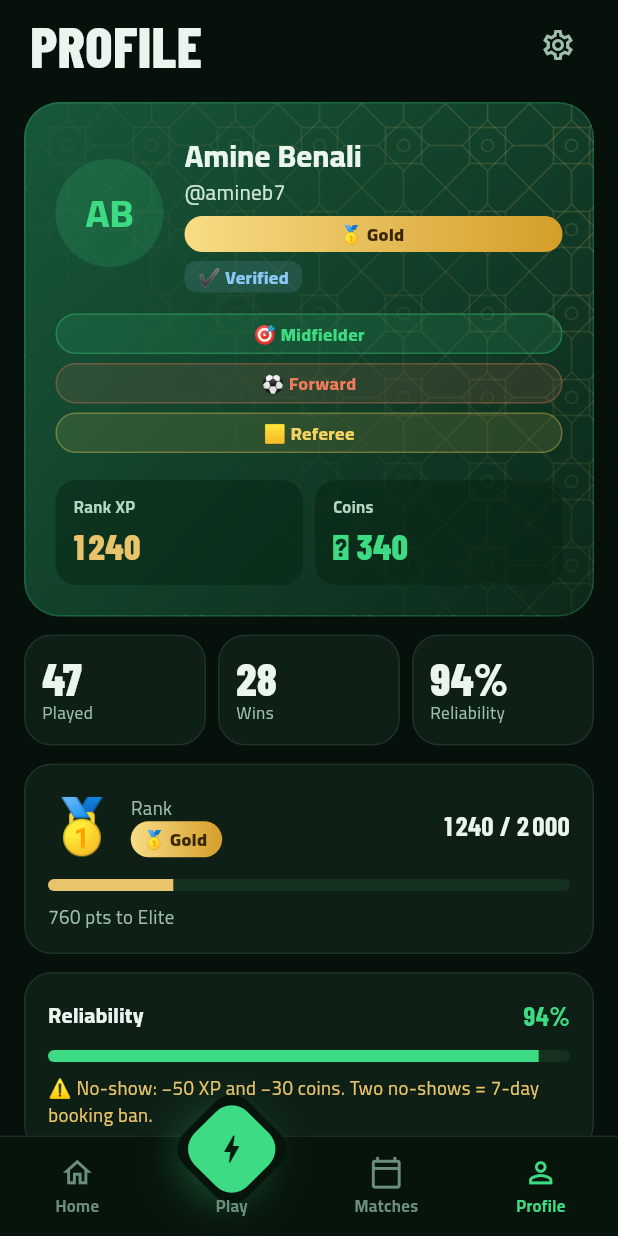
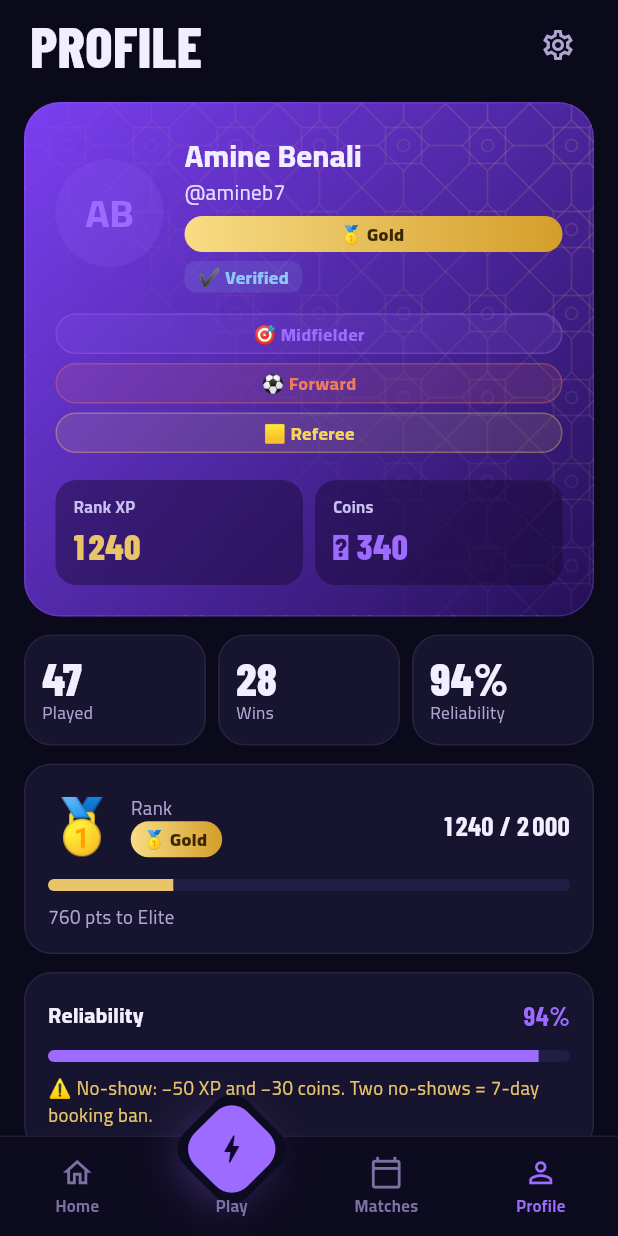
Before and after one commit to shwailbmg-cyber/matchiko, a Flutter app: the ProfileScreen screen opened by its route, on a phone screen of 412 x 824 dp. Run offline on Flutter 3.47's test engine with Material 3 defaults, Android fonts, the phone set to English and light mode, and no system bars; our stand-ins replace go_router, google_sign_in, shared_preferences, supabase_flutter; accounts and stored records are empty; generated files the repository leaves out were written again.

Commit message:
Switch brand color to electric violet (blue–magenta)
New MkColors palette: violet primary, blue→violet→magenta hero gradient,
indigo-black neutrals. The football pitch keeps its turf green.

Co-Authored-By: Claude Opus 5.5 <noreply@anthropic.com>
Claude-Session: https://claude.ai/code/session_01Rd8kB6ozqrM9GheNi3ECdu

```diff
--- a/app/lib/ui/core/theme/mk_colors.dart
+++ b/app/lib/ui/core/theme/mk_colors.dart
@@ -1,26 +1,45 @@
 import 'package:flutter/material.dart';
 
-/// Design tokens from the Claude Design prototype (`design/prototype/Matchiko.html`).
+/// Design tokens. Brand: electric violet, between blue and magenta, on
+/// indigo-black. The football pitch keeps its turf green (see PitchTurf).
 abstract final class MkColors {
-  static const bg = Color(0xFF06110B);
-  static const bg2 = Color(0xFF0A1A10);
-  static const card = Color(0xFF0E2016);
-  static const card2 = Color(0xFF15301F);
-  static const nav = Color(0xFF07140C);
-  static const text = Color(0xFFEAF5EE);
-  static const sub = Color(0xFF9DBFA9);
-  static const faint = Color(0xFF6B8F7A);
-  static const brand = Color(0xFF1A6B3C);
-  static const lime = Color(0xFF3DDC84);
-  static const ink = Color(0xFF04200F);
+  static const bg = Color(0xFF0B0A1A);
+  static const bg2 = Color(0xFF110F26);
+  static const card = Color(0xFF17142F);
+  static const card2 = Color(0xFF221D44);
+  static const nav = Color(0xFF0D0B20);
+  static const text = Color(0xFFF1EEFF);
+  static const sub = Color(0xFFADA6D2);
+  static const faint = Color(0xFF7A72A3);
+
+  /// Primary action color (buttons, active tab, progress).
+  static const primary = Color(0xFF9D6BFF);
+
+  /// Text on [primary].
+  static const ink = Color(0xFF14072E);
+
+  /// Hero gradient: blue → violet → magenta, dark at the bottom.
+  static const heroBlue = Color(0xFF3D5BFF);
+  static const heroViolet = Color(0xFF7B3FF2);
+  static const heroMagenta = Color(0xFFB0309E);
+  static const heroDeep = Color(0xFF241056);
+
+  /// Light text on hero gradients.
+  static const tint = Color(0xFFE4DCFF);
+  static const tint2 = Color(0xFFC9C0F0);
+
+  /// Football turf stripes (the pitch stays green).
+  static const turf = Color(0xFF1A6B3C);
+  static const turf2 = Color(0xFF1D7542);
+
   static const sand = Color(0xFFE9C46A);
   static const terra = Color(0xFFEF7B5A);
   static const red = Color(0xFFF06464);
   static const blue = Color(0xFF8CC8F5);
 
-  /// rgba(190,255,210,.09) and .18 — thin card borders.
-  static const line = Color(0x17BEFFD2);
-  static const line2 = Color(0x2EBEFFD2);
+  /// Thin card borders (violet-white at 9% and 18%).
+  static const line = Color(0x17D2C8FF);
+  static const line2 = Color(0x2ED2C8FF);
 }
 
 abstract final class MkRadius {
--- a/app/lib/ui/core/theme/mk_theme.dart
+++ b/app/lib/ui/core/theme/mk_theme.dart
@@ -23,7 +23,7 @@ TextStyle mkDisplay(BuildContext context, {double size = 40}) {
 ThemeData buildMkTheme() {
   const scheme = ColorScheme.dark(
     surface: MkColors.bg,
-    primary: MkColors.lime,
+    primary: MkColors.primary,
     onPrimary: MkColors.ink,
     secondary: MkColors.sand,
     error: MkColors.red,
@@ -52,7 +52,7 @@ ThemeData buildMkTheme() {
     ),
     filledButtonTheme: FilledButtonThemeData(
       style: FilledButton.styleFrom(
-        backgroundColor: MkColors.lime,
+        backgroundColor: MkColors.primary,
         foregroundColor: MkColors.ink,
         disabledBackgroundColor: MkColors.card2,
         disabledForegroundColor: MkColors.faint,
@@ -91,7 +91,7 @@ ThemeData buildMkTheme() {
       ),
       focusedBorder: OutlineInputBorder(
         borderRadius: BorderRadius.circular(14),
-        borderSide: const BorderSide(color: MkColors.lime),
+        borderSide: const BorderSide(color: MkColors.primary),
       ),
     ),
     bottomSheetTheme: const BottomSheetThemeData(
--- a/app/lib/ui/core/widgets/mk_nav_bar.dart
+++ b/app/lib/ui/core/widgets/mk_nav_bar.dart
@@ -10,7 +10,7 @@ class MkNavItem {
   final IconData icon;
   final String label;
 
-  /// The center Play button: a lime rotated square raised above the bar.
+  /// The center Play button: a primary-color rotated square raised above the bar.
   final bool diamond;
 }
 
@@ -52,7 +52,7 @@ class MkNavBar extends StatelessWidget {
   }
 
   Widget _button(MkNavItem item, bool on, VoidCallback tap) {
-    final color = on ? MkColors.lime : MkColors.faint;
+    final color = on ? MkColors.primary : MkColors.faint;
     final label = Text(
       item.label,
       style: TextStyle(fontSize: 11, fontWeight: FontWeight.w700, color: color),
@@ -74,11 +74,11 @@ class MkNavBar extends StatelessWidget {
                         width: 50,
                         height: 50,
                         decoration: BoxDecoration(
-                          color: MkColors.lime,
+                          color: MkColors.primary,
                           borderRadius: BorderRadius.circular(15),
                           boxShadow: [
                             BoxShadow(
-                              color: MkColors.lime.withValues(alpha: .35),
+                              color: MkColors.primary.withValues(alpha: .35),
                               blurRadius: 24,
                               offset: const Offset(0, 8),
                             ),
--- a/app/lib/ui/core/widgets/mk_widgets.dart
+++ b/app/lib/ui/core/widgets/mk_widgets.dart
@@ -10,7 +10,7 @@ import '../theme/mk_theme.dart';
 /// Small shared pieces from the prototype's CSS (`.av`, `.tag`, `.pb`, `.rb`…).
 
 const _avatarColors = [
-  MkColors.lime,
+  MkColors.primary,
   MkColors.sand,
   Color(0xFF6CB4EE),
   MkColors.terra,
@@ -82,7 +82,7 @@ class MkCard extends StatelessWidget {
 }
 
 class MkTag extends StatelessWidget {
-  const MkTag(this.text, {super.key, this.color = MkColors.lime});
+  const MkTag(this.text, {super.key, this.color = MkColors.primary});
 
   final String text;
   final Color color;
@@ -166,7 +166,7 @@ class PositionBadge extends StatelessWidget {
   static const colors = {
     Position.gk: MkColors.sand,
     Position.def: Color(0xFF6CB4EE),
-    Position.mid: MkColors.lime,
+    Position.mid: MkColors.primary,
     Position.fwd: MkColors.terra,
     Position.ref: Color(0xFFF4D35E),
   };
@@ -262,7 +262,7 @@ class VerifiedBadge extends StatelessWidget {
 (String, Color) statusLabel(AppLocalizations l, BookingStatus s) => switch (s) {
   BookingStatus.requested => (l.stRequested, MkColors.sand),
   BookingStatus.confirmed => (l.stConfirmed, MkColors.blue),
-  BookingStatus.guaranteed => (l.stGuaranteed, MkColors.lime),
+  BookingStatus.guaranteed => (l.stGuaranteed, MkColors.primary),
   BookingStatus.completed => (l.played, MkColors.sub),
   BookingStatus.cancelled => (l.cancelled, MkColors.red),
   BookingStatus.noShow => (l.noshow, MkColors.red),
@@ -301,7 +301,7 @@ class StatusLadder extends StatelessWidget {
                 Expanded(
                   child: Container(
                     height: 2,
-                    color: i <= step ? MkColors.lime : MkColors.line2,
+                    color: i <= step ? MkColors.primary : MkColors.line2,
                   ),
                 ),
               Column(
@@ -311,9 +311,9 @@ class StatusLadder extends StatelessWidget {
                     height: 22,
                     decoration: BoxDecoration(
                       shape: BoxShape.circle,
-                      color: i <= step ? MkColors.lime : MkColors.card2,
+                      color: i <= step ? MkColors.primary : MkColors.card2,
                       border: Border.all(
-                        color: i <= step ? MkColors.lime : MkColors.line2,
+                        color: i <= step ? MkColors.primary : MkColors.line2,
                         width: 2,
                       ),
                     ),
@@ -384,8 +384,8 @@ class PitchTurf extends StatelessWidget {
 class _TurfPainter extends CustomPainter {
   @override
   void paint(Canvas canvas, Size size) {
-    final a = Paint()..color = MkColors.brand;
-    final b = Paint()..color = const Color(0xFF1D7542);
+    final a = Paint()..color = MkColors.turf;
+    final b = Paint()..color = MkColors.turf2;
     final w = size.width / 8;
     for (var i = 0; i < 8; i++) {
       canvas.drawRect(
--- a/app/lib/ui/core/widgets/ticket.dart
+++ b/app/lib/ui/core/widgets/ticket.dart
@@ -24,7 +24,7 @@ class Ticket extends StatelessWidget {
       padding: const EdgeInsets.symmetric(vertical: 8),
       child: Row(
         children: [
-          Text(k, style: const TextStyle(color: Color(0xFF4A6B57))),
+          Text(k, style: const TextStyle(color: Color(0xFF5A5480))),
           const Spacer(),
           Text(v, style: const TextStyle(fontWeight: FontWeight.w700)),
         ],
@@ -51,7 +51,7 @@ class Ticket extends StatelessWidget {
               style: const TextStyle(
                 fontSize: 11,
                 fontWeight: FontWeight.w700,
-                color: Color(0xFF4A6B57),
+                color: Color(0xFF5A5480),
                 letterSpacing: 1,
               ),
             ),
@@ -65,7 +65,7 @@ class Ticket extends StatelessWidget {
                 letterSpacing: 2,
               ),
             ),
-            const Divider(height: 28, color: Color(0x2E04200F)),
+            const Divider(height: 28, color: Color(0x2E14072E)),
             kv(l.pitch, game.pitch.name(lang)),
             kv(
               l.when,
--- a/app/lib/ui/features/manager/views/manager_screens.dart
+++ b/app/lib/ui/features/manager/views/manager_screens.dart
@@ -71,7 +71,7 @@ class TodayScreen extends StatelessWidget {
                     child: _Stat(
                       '${vm.count(BookingStatus.guaranteed)}',
                       l.stGuaranteed,
-                      MkColors.lime,
+                      MkColors.primary,
                     ),
                   ),
                 ],
@@ -290,9 +290,9 @@ class ScanScreen extends StatelessWidget {
                   width: 260,
                   height: 260,
                   decoration: BoxDecoration(
-                    color: const Color(0xFF020604),
+                    color: const Color(0xFF05040D),
                     borderRadius: BorderRadius.circular(28),
-                    border: Border.all(color: MkColors.lime, width: 3),
+                    border: Border.all(color: MkColors.primary, width: 3),
                   ),
                   child: const Icon(
                     Icons.qr_code_scanner,
--- a/app/lib/ui/features/matches/views/matches_screen.dart
+++ b/app/lib/ui/features/matches/views/matches_screen.dart
@@ -212,7 +212,7 @@ class _UpcomingCard extends StatelessWidget {
               if (g.status != BookingStatus.requested)
                 IconButton.outlined(
                   tooltip: l.showQr,
-                  color: MkColors.lime,
+                  color: MkColors.primary,
                   onPressed: () => showTicket(context, g),
                   icon: const Icon(Icons.qr_code_2),
                 ),
--- a/app/lib/ui/features/notifications/views/notifications_screen.dart
+++ b/app/lib/ui/features/notifications/views/notifications_screen.dart
@@ -14,7 +14,7 @@ class NotificationsScreen extends StatelessWidget {
     final l = AppLocalizations.of(context);
     final items = [
       ('?', MkColors.sand, l.nStillTitle, l.nStillBody),
-      ('+', MkColors.lime, l.nSpotTitle, l.nSpotBody),
+      ('+', MkColors.primary, l.nSpotTitle, l.nSpotBody),
       ('✓', MkColors.blue, l.nConfTitle, l.nConfBody),
       ('★', MkColors.sand, l.nRateTitle, l.nRateBody),
     ];
--- a/app/lib/ui/features/profile/views/profile_screen.dart
+++ b/app/lib/ui/features/profile/views/profile_screen.dart
@@ -58,12 +58,12 @@ class ProfileScreen extends StatelessWidget {
                   decoration: BoxDecoration(
                     borderRadius: BorderRadius.circular(24),
                     border: Border.all(
-                      color: MkColors.lime.withValues(alpha: .22),
+                      color: MkColors.primary.withValues(alpha: .22),
                     ),
                     gradient: const LinearGradient(
                       begin: Alignment.topLeft,
                       end: Alignment.bottomRight,
-                      colors: [Color(0xFF17583A), Color(0xFF0D2819)],
+                      colors: [MkColors.heroViolet, MkColors.heroDeep],
                     ),
                   ),
                   child: Zellij(
@@ -90,7 +90,7 @@ class ProfileScreen extends StatelessWidget {
                                     Text(
                                       '@${me.handle}',
                                       style: const TextStyle(
-                                        color: Color(0xFFCDE7D6),
+                                        color: MkColors.tint,
                                       ),
                                     ),
                                     const SizedBox(height: 6),
@@ -138,7 +138,7 @@ class ProfileScreen extends StatelessWidget {
                                 child: _Tok(
                                   l.coins,
                                   '🪙 ${money(me.coins)}',
-                                  MkColors.lime,
+                                  MkColors.primary,
                                 ),
                               ),
                             ],
@@ -239,7 +239,7 @@ class ProfileScreen extends StatelessWidget {
                               fontFamily: MkFonts.display,
                               fontWeight: FontWeight.w700,
                               fontSize: 18,
-                              color: MkColors.lime,
+                              color: MkColors.primary,
                             ),
                           ),
                         ],
@@ -251,7 +251,7 @@ class ProfileScreen extends StatelessWidget {
                           value: me.reliability / 100,
                           minHeight: 8,
                           backgroundColor: MkColors.card2,
-                          color: MkColors.lime,
+                          color: MkColors.primary,
                         ),
                       ),
                       const SizedBox(height: 8),
@@ -295,7 +295,7 @@ class _Tok extends StatelessWidget {
           label,
           style: const TextStyle(
             fontSize: 11,
-            color: Color(0xFFB5D6C1),
+            color: MkColors.tint2,
             fontWeight: FontWeight.w700,
           ),
         ),
```
Also changed, not shown: app/lib/ui/core/widgets/logo_mark.dart (+5 -5 lines), app/lib/ui/features/auth/views/login_screen.dart (+4 -4 lines), app/lib/ui/features/game/views/game_screen.dart (+4 -4 lines), app/lib/ui/features/home/views/home_screen.dart (+14 -6 lines), app/lib/ui/features/pitch/views/pitch_screen.dart (+9 -9 lines), app/lib/ui/features/play/views/play_screen.dart (+7 -7 lines), 3 other files.
